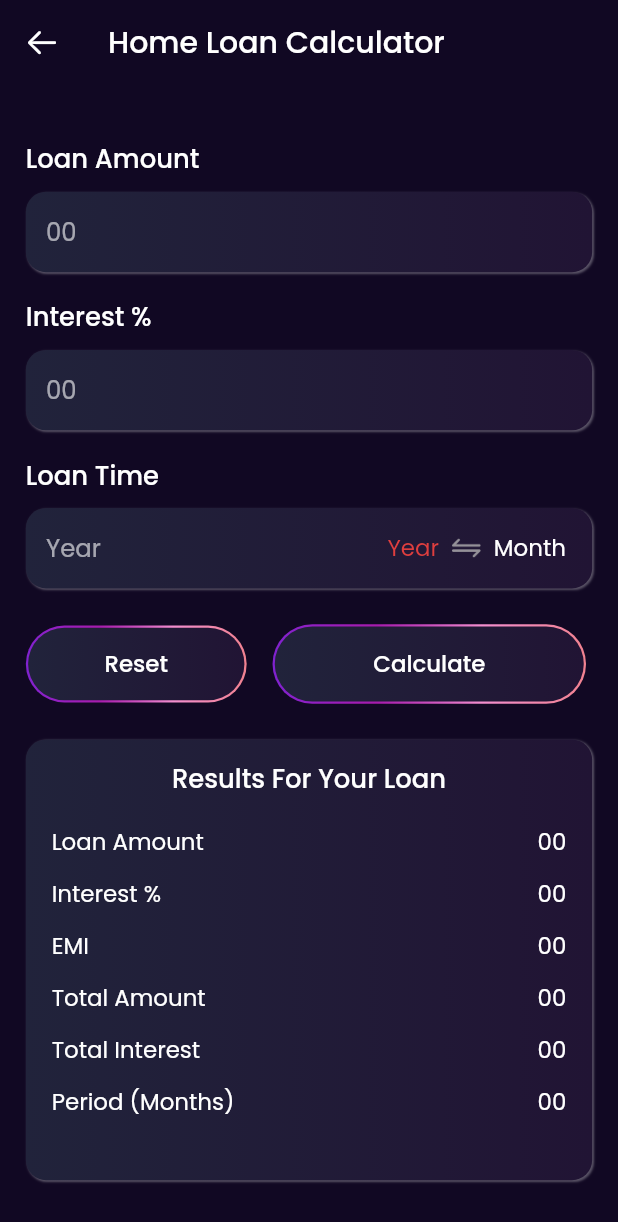
After one commit to kevinvpatel/transaction-viewer-app, a Flutter app: the HomeLoanCalculatorScreenView screen opened by its route, on a phone screen of 412 x 824 dp. The commit adds this screen. Shown: the top 1222 px of the screen. Run offline on Flutter 3.47's test engine with Material 2 defaults, Android fonts, the phone set to English and light mode, and no system bars; our stand-ins replace circle_nav_bar, fluttertoast, get, grouped_list, permission_handler, responsive_sizer and 3 more; missing offline and left inert: flutter_sms_inbox, slide_switcher; network calls fail.

Commit message:
home loan calculator complete

```diff
--- a/lib/app/data/constants/color_constants.dart
+++ b/lib/app/data/constants/color_constants.dart
@@ -12,4 +12,16 @@ abstract class ConstantsColor {
       colors: [Color.fromRGBO(33, 35, 59, 1), Color.fromRGBO(33, 20, 52, 1)]
   );
 
+  ///purple gradient
+  static const Gradient pinkGradient = LinearGradient(
+      colors: [
+        Color.fromRGBO(128, 34, 208, 1),
+        Color.fromRGBO(200, 32, 203, 0.82),
+        Color.fromRGBO(242, 142, 206, 1),
+        Color.fromRGBO(241, 130, 144, 1),
+      ]
+  );
+
+
+
 }
--- a/lib/app/data/constants/image_constants.dart
+++ b/lib/app/data/constants/image_constants.dart
@@ -29,6 +29,7 @@ abstract class ConstantsImage {
   static const sharecode_icon = 'assets/Icons/Sharecode.png';
   static const cash_money_icon = 'assets/Icons/Cash Money.png';
   static const bills_emis_icon = 'assets/Icons/Bills & Emis.png';
+  static const two_arrows_icon = 'assets/Icons/two-arrows 1.png';
 
   ///HomeScreen icons
   static const credit_card_icon = 'assets/Icons/Credit card.png';
--- /dev/null
+++ b/lib/app/modules/home_views/calculators/home_loan_calculator_screen/controllers/home_loan_calculator_screen_controller.dart
@@ -0,0 +1,148 @@
+import 'package:flutter/material.dart';
+import 'package:get/get.dart';
+import 'package:responsive_sizer/responsive_sizer.dart';
+import 'package:transaction_viewer_app/app/data/constants/color_constants.dart';
+import 'package:transaction_viewer_app/app/data/constants/widget_constants.dart';
+
+class HomeLoanCalculatorScreenController extends GetxController {
+  //TODO: Implement HomeLoanCalculatorScreenController
+
+  ///HomeLoan
+  Rx<TextEditingController> txtLoanAmount = TextEditingController().obs;
+  Rx<TextEditingController> txtInterestAmount = TextEditingController().obs;
+  Rx<TextEditingController> txtLoanYear = TextEditingController().obs;
+  RxBool isYear = true.obs;
+
+  RxInt loanAmount = 00.obs;
+  RxInt interestAmount = 00.obs;
+  RxInt loanYear = 00.obs;
+
+
+
+  Widget bottomButtons({required Function() onTapBtn2}) {
+    double width = 100.w;
+    return Row(
+      children: [
+        InkWell(
+          highlightColor: Colors.transparent,
+          splashColor: Colors.transparent,
+          onTap: () {
+            txtLoanAmount.value.clear();
+            txtInterestAmount.value.clear();
+            txtLoanYear.value.clear();
+          },
+          child: Container(
+            decoration: BoxDecoration(
+                gradient: ConstantsColor.pinkGradient,
+                borderRadius: BorderRadius.circular(40.sp)
+            ),
+            padding: EdgeInsets.all(5.sp),
+            child: Container(
+              width: width * 0.35,
+              height: 28.5.sp,
+              decoration: BoxDecoration(
+                  gradient: ConstantsColor.buttonGradient,
+                  borderRadius: BorderRadius.circular(40.sp)
+              ),
+              alignment: Alignment.center,
+              child: Text('Reset', style: TextStyle(color: Colors.white, fontWeight: FontWeight.w500, fontSize: 16.sp),),
+            ),
+          ),
+        ),
+        SizedBox(width: 17.sp),
+        InkWell(
+          onTap: onTapBtn2,
+          child: Container(
+            decoration: BoxDecoration(
+                gradient: ConstantsColor.pinkGradient,
+                borderRadius: BorderRadius.circular(40.sp)
+            ),
+            padding: EdgeInsets.all(5.sp),
+            child: Container(
+              width: width * 0.5,
+              height: 29.sp,
+              decoration: BoxDecoration(
+                  gradient: ConstantsColor.buttonGradient,
+                  borderRadius: BorderRadius.circular(40.sp)
+              ),
+              alignment: Alignment.center,
+              child: Text('Calculate', style: TextStyle(color: Colors.white, fontWeight: FontWeight.w500, fontSize: 16.sp),),
+            ),
+          ),
+        ),
+      ],
+    );
+  }
+
+  RxMap<String, dynamic> mapHomeLoan = {
+    'Loan Amount' : '00',
+    'Interest %' : '00',
+    'EMI' : '00',
+    'Total Amount' : '00',
+    'Total Interest' : '00',
+    'Period (Months)' : '00',
+  }.obs;
+
+  Widget loanResult() {
+    return Expanded(
+      child: Container(
+        decoration: BoxDecoration(
+          gradient: ConstantsColor.buttonGradient,
+          borderRadius: BorderRadius.circular(15.sp),
+          boxShadow: ConstantsWidgets.boxShadow
+        ),
+        padding: EdgeInsets.symmetric(horizontal: 17.sp, vertical: 15.sp),
+        child: Column(
+          crossAxisAlignment: CrossAxisAlignment.center,
+          children: [
+            Text('Results For Your Loan', style: TextStyle(color: Colors.white, fontWeight: FontWeight.w500, fontSize: 17.sp),),
+            SizedBox(height: 17.sp),
+            Expanded(
+              child: SingleChildScrollView(
+                physics: BouncingScrollPhysics(),
+                child: Obx(() => Column(
+                  children: List.generate(mapHomeLoan.length, (index) {
+                    List listKeys = mapHomeLoan.keys.toList();
+                    List listValues = mapHomeLoan.values.toList();
+                    return textRow(leftText: listKeys[index], rightText: listValues[index].toString());
+                  }),
+                )),
+              ),
+            )
+          ],
+        ),
+      )
+    );
+  }
+
+  Widget textRow({required String leftText, required String rightText}) {
+    return Padding(
+      padding: EdgeInsets.only(bottom: 14.sp),
+      child: Row(
+        mainAxisAlignment: MainAxisAlignment.spaceBetween,
+        children: [
+          Text(leftText, style: TextStyle(color: Colors.white, fontWeight: FontWeight.w400, fontSize: 16.sp),),
+          Text(rightText, style: TextStyle(color: Colors.white, fontWeight: FontWeight.w400, fontSize: 16.sp),),
+        ],
+      ),
+    );
+  }
+
+  final count = 0.obs;
+  @override
+  void onInit() {
+    super.onInit();
+  }
+
+  @override
+  void onReady() {
+    super.onReady();
+  }
+
+  @override
+  void onClose() {
+    super.onClose();
+  }
+
+  void increment() => count.value++;
+}
--- /dev/null
+++ b/lib/app/modules/home_views/calculators/home_loan_calculator_screen/views/home_loan_calculator_screen_view.dart
@@ -0,0 +1,172 @@
+import 'dart:math';
+
+import 'package:flutter/cupertino.dart';
+import 'package:flutter/material.dart';
+import 'package:get/get.dart';
+import 'package:responsive_sizer/responsive_sizer.dart';
+import 'package:transaction_viewer_app/app/data/constants/color_constants.dart';
+import 'package:transaction_viewer_app/app/data/constants/image_constants.dart';
+import 'package:transaction_viewer_app/app/data/constants/widget_constants.dart';
+import '../controllers/home_loan_calculator_screen_controller.dart';
+
+
+class HomeLoanCalculatorScreenView extends GetView<HomeLoanCalculatorScreenController> {
+  const HomeLoanCalculatorScreenView({Key? key}) : super(key: key);
+  @override
+  Widget build(BuildContext context) {
+    HomeLoanCalculatorScreenController controller = Get.put(HomeLoanCalculatorScreenController());
+    double height = 100.h;
+    double width = 100.w;
+
+    return Scaffold(
+      resizeToAvoidBottomInset: false,
+      backgroundColor: ConstantsColor.backgroundDarkColor,
+      appBar: ConstantsWidgets.appBar(title: 'Home Loan Calculator', isShareButtonEnable: false, onTapBack: () => Get.back()),
+      body: Container(
+        padding: EdgeInsets.symmetric(horizontal: 17.sp, vertical: 25.sp),
+        child: Column(
+          children: [
+            fields(
+                width: width,
+                title: 'Loan Amount',
+                fieldName: '00',
+                txtController: controller.txtLoanAmount
+            ),
+            SizedBox(height: 17.sp),
+            fields(
+                width: width,
+                title: 'Interest %',
+                fieldName: '00',
+                txtController: controller.txtInterestAmount
+            ),
+            SizedBox(height: 17.sp),
+            fields(
+                width: width,
+                title: 'Loan Time',
+                txtController: controller.txtLoanYear,
+                onTap: () {
+                  controller.isYear.value =! controller.isYear.value;
+                  controller.update();
+                }
+            ),
+            SizedBox(height: 20.sp),
+            controller.bottomButtons(
+              onTapBtn2: () {
+                double loanAmount = double.parse(controller.txtLoanAmount.value.text);
+                int loanYear = int.parse(controller.txtLoanYear.value.text);
+                print('loanYear -> $loanYear');
+                int loanMonth = loanYear * 12;
+                print('loanMonth -> $loanMonth');
+                double interestRate = double.parse(controller.txtInterestAmount.value.text) / 100 / 12;
+                print('interestRate -> $interestRate');
+                final emi = (loanAmount * interestRate * pow((1+interestRate), loanMonth) / (pow((1+interestRate), loanMonth) - 1));
+                print('emi -> $emi');
+
+
+                double interestRate2 = double.parse(controller.txtInterestAmount.value.text);
+                print('interestRate2 -> $interestRate2');
+                final interestAmount;
+                if(controller.isYear.value) {
+                  interestAmount = loanAmount * interestRate2 * loanMonth / 100 / 12;
+                } else {
+                  interestAmount = loanAmount * interestRate2 * loanMonth / 100;
+                }
+                print('interestAmount -> $interestAmount');
+
+                // controller.mapHomeLoan.updateAll((key, value) {
+                //   if(key == 'Loan Amount') {
+                //     return loanAmount.toString();
+                //   } else if(key == 'Interest %') {
+                //     return averageInterest.toString();
+                //   } else if(key == 'EMI') {
+                //     return emi_amount.toString();
+                //   } else if(key == 'Total Amount') {
+                //     return totalAmount.toString();
+                //   } else if(key == 'Total Interest') {
+                //     return interestAmount.toString();
+                //   } else {
+                //     return controller.isYear.value ? loanMonth.toString().split('.').first : loanYear;
+                //   }
+                // });
+                // print('controller.mapHomeLoan -> ${controller.mapHomeLoan}');
+              }
+            ),
+            SizedBox(height: 20.sp),
+            controller.loanResult()
+          ],
+        ),
+      ),
+    );
+  }
+
+  Widget fields({required Rx<TextEditingController> txtController, required double width, String? fieldName, required String title, Function()? onTap}) {
+    return Column(
+      crossAxisAlignment: CrossAxisAlignment.start,
+      children: [
+        Text(title, style: TextStyle(color: Colors.white, fontWeight: FontWeight.w500, fontSize: 17.sp),),
+        SizedBox(height: 12.sp),
+        Container(
+          height: 30.sp,
+          width: width * 0.95,
+          decoration: BoxDecoration(
+              gradient: ConstantsColor.buttonGradient,
+              borderRadius: BorderRadius.circular(15.sp),
+              boxShadow: ConstantsWidgets.boxShadow
+          ),
+          child: Row(
+            crossAxisAlignment: CrossAxisAlignment.center,
+            children: [
+              SizedBox(width: 15.sp),
+              onTap != null ? Container(
+                width: width * 0.52,
+                child: Obx(() => TextField(
+                  controller: txtController.value,
+                  cursorColor: Colors.white,
+                  style: TextStyle(fontSize: 16.5.sp, color: Colors.white, fontWeight: FontWeight.w400),
+                  keyboardType: TextInputType.number,
+                  decoration: InputDecoration(
+                      hintText: controller.isYear.value ? 'Year' : 'Month',
+                      hintStyle: TextStyle(fontSize: 16.5.sp, color: Colors.white60, fontWeight: FontWeight.w400),
+                      border: InputBorder.none
+                  ),
+                  onChanged: (str) {
+
+                  },
+                )),
+              ) : Expanded(
+                child: TextField(
+                  controller: txtController.value,
+                  cursorColor: Colors.white,
+                  style: TextStyle(fontSize: 16.5.sp, color: Colors.white, fontWeight: FontWeight.w400),
+                  keyboardType: TextInputType.number,
+                  decoration: InputDecoration(
+                      hintText: fieldName,
+                      hintStyle: TextStyle(fontSize: 16.5.sp, color: Colors.white60, fontWeight: FontWeight.w400),
+                      border: InputBorder.none,
+                  ),
+                  onChanged: (str) {
+
+                  },
+                ),
+              ),
+              SizedBox(width: 15.sp),
+              onTap != null ? InkWell(
+                onTap: onTap,
+                child: Row(
+                  children: [
+                    Obx(() => Text('Year', style: TextStyle(fontSize: 16.sp, color: controller.isYear.value ? const Color.fromRGBO(223, 62, 62, 1) : Colors.white, fontWeight: FontWeight.w400)),),
+                    SizedBox(width: 12.sp),
+                    Image.asset(ConstantsImage.two_arrows_icon, height: 18.sp),
+                    SizedBox(width: 12.sp),
+                    Obx(() => Text('Month', style: TextStyle(fontSize: 16.sp, color: !controller.isYear.value ? const Color.fromRGBO(223, 62, 62, 1) : Colors.white, fontWeight: FontWeight.w400)),),
+                  ],
+                )
+              ) : SizedBox.shrink(),
+            ],
+          ),
+        ),
+      ],
+    );
+  }
+
+}
--- a/lib/app/routes/app_pages.dart
+++ b/lib/app/routes/app_pages.dart
@@ -1,5 +1,6 @@
 import 'package:get/get.dart';
-
+import 'package:transaction_viewer_app/app/modules/home_views/calculators/home_loan_calculator_screen/bindings/home_loan_calculator_screen_binding.dart';
+import 'package:transaction_viewer_app/app/modules/home_views/calculators/home_loan_calculator_screen/views/home_loan_calculator_screen_view.dart';
 import '../modules/bank_statement_views/bank_detail_screen/bindings/bank_detail_screen_binding.dart';
 import '../modules/bank_statement_views/bank_detail_screen/views/bank_detail_screen_view.dart';
 import '../modules/bank_statement_views/bank_statement_screen/bindings/bank_statement_screen_binding.dart';
@@ -79,5 +80,10 @@ class AppPages {
       page: () => const BillPaymentScreenView(),
       binding: BillPaymentScreenBinding(),
     ),
+    GetPage(
+      name: _Paths.HOME_LOAN_CALCULATOR_SCREEN,
+      page: () => const HomeLoanCalculatorScreenView(),
+      binding: HomeLoanCalculatorScreenBinding(),
+    ),
   ];
 }
--- a/lib/app/routes/app_routes.dart
+++ b/lib/app/routes/app_routes.dart
@@ -16,6 +16,7 @@ abstract class Routes {
       _Paths.BANK_DETAIL_SCREEN;
   static const HOME_VIEWS_BANKING_IFSC_SCREEN = _Paths.IFSC_SCREEN;
   static const BILL_PAYMENT_SCREEN = _Paths.BILL_PAYMENT_SCREEN;
+  static const HOME_LOAN_CALCULATOR_SCREEN = _Paths.HOME_LOAN_CALCULATOR_SCREEN;
 }
 
 abstract class _Paths {
@@ -32,4 +33,5 @@ abstract class _Paths {
   static const BANK_DETAIL_SCREEN = '/bank-detail-screen';
   static const IFSC_SCREEN = '/ifsc-screen';
   static const BILL_PAYMENT_SCREEN = '/bill-payment-screen';
+  static const HOME_LOAN_CALCULATOR_SCREEN = '/home-loan-calculator-screen';
 }
```
Also changed, not shown: lib/app/modules/bank_statement_views/bank_detail_screen/views/bank_detail_screen_view.dart (+2 -16 lines), lib/app/modules/bill_payment_screen/views/bill_payment_screen_view.dart (+1 -8 lines), lib/app/modules/bottom_navigation_screen/views/bottom_navigation_screen_view.dart (+1 -8 lines), lib/app/modules/home_views/banking/ifsc_screen/views/ifsc_code_bank_result.dart (+2 -16 lines), lib/app/modules/home_views/banking/ifsc_screen/views/select_bank_screen.dart (+1 -8 lines), lib/app/modules/home_views/calculators/home_loan_calculator_screen/bindings/home_loan_calculator_screen_binding.dart (added, +12 -0 lines), lib/app/modules/home_views/home_screen/views/home_screen_view.dart (+20 -11 lines).
